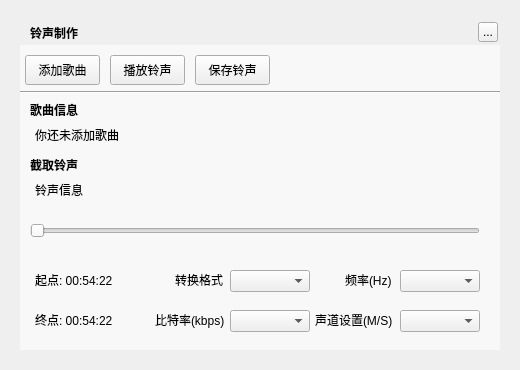
First picture: the form in TTKCore/musicUi/musicToolsetswidget/musicsongringtonemakerwidget.ui, repository Greedysky/TTKMusicPlayer, before the edit.
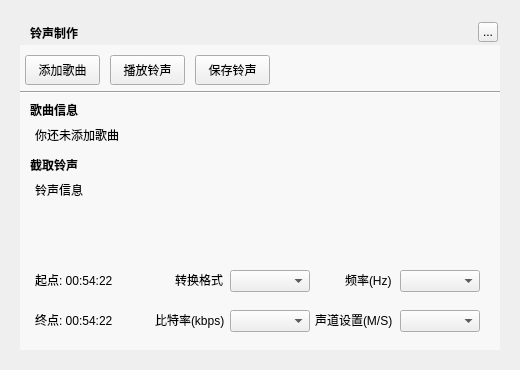
Second picture: the form after the edit. Custom widgets are drawn as their Qt base class.

```diff
--- a/TTKCore/musicUi/musicToolsetswidget/musicsongringtonemakerwidget.ui
+++ b/TTKCore/musicUi/musicToolsetswidget/musicsongringtonemakerwidget.ui
@@ -178,19 +178,6 @@
     <string>铃声信息</string>
    </property>
   </widget>
-  <widget class="QSlider" name="horizontalSlider">
-   <property name="geometry">
-    <rect>
-     <x>30</x>
-     <y>210</y>
-     <width>450</width>
-     <height>41</height>
-    </rect>
-   </property>
-   <property name="orientation">
-    <enum>Qt::Horizontal</enum>
-   </property>
-  </widget>
   <widget class="QLabel" name="startTimeLabel">
    <property name="geometry">
     <rect>
@@ -309,6 +296,16 @@
     <string>频率(Hz)</string>
    </property>
   </widget>
+  <widget class="MusicCutSliderWidget" name="widget" native="true">
+   <property name="geometry">
+    <rect>
+     <x>40</x>
+     <y>205</y>
+     <width>440</width>
+     <height>55</height>
+    </rect>
+   </property>
+  </widget>
   <zorder>background</zorder>
   <zorder>backgroundMask</zorder>
   <zorder>topTitleName</zorder>
@@ -333,6 +330,14 @@
   <zorder>hzCombo</zorder>
   <zorder>label_10</zorder>
  </widget>
+ <customwidgets>
+  <customwidget>
+   <class>MusicCutSliderWidget</class>
+   <extends>QWidget</extends>
+   <header>musiccutsliderwidget.h</header>
+   <container>1</container>
+  </customwidget>
+ </customwidgets>
  <resources/>
  <connections/>
 </ui>
```
Left out of the diff: 2 changed lines with no effect on the pictures.
